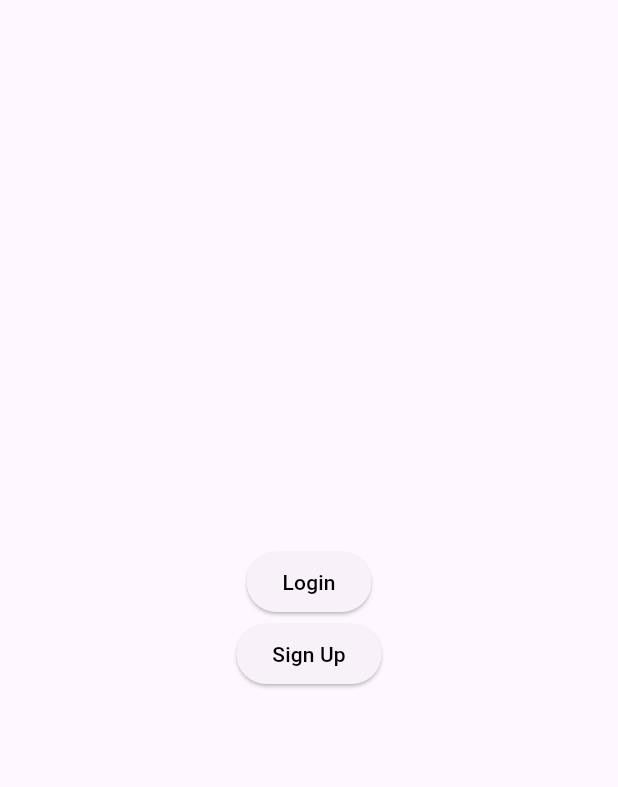
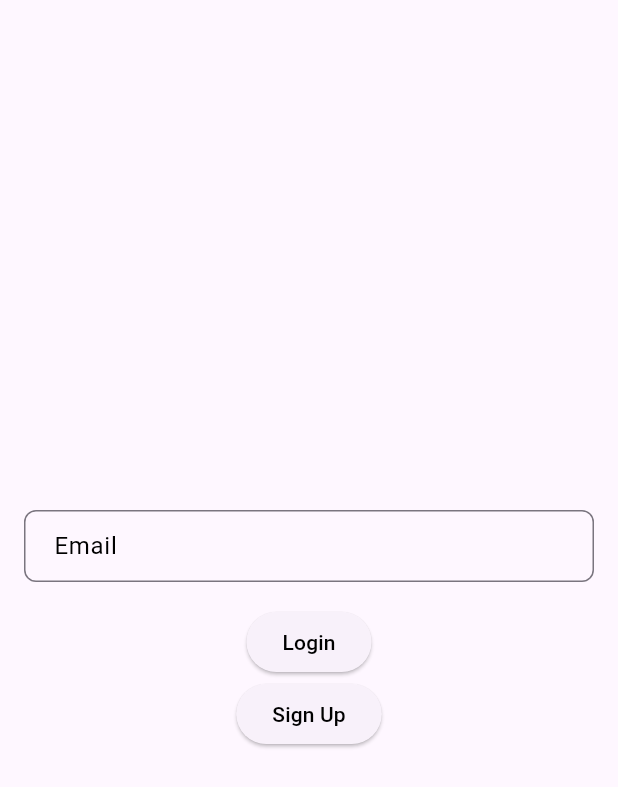
Before and after one commit to WenDEVLIFE/dpr_car_rentals, a Flutter app: the screen it shows after launch, on a phone screen of 412 x 824 dp. Shown: the top 787 px of the screen. Run offline on Flutter 3.47's test engine with Material 3 defaults, Android fonts, the phone set to English and light mode, and no system bars; our stand-ins replace firebase_core, flutter_dotenv, fluttertoast; accounts and stored records are empty.

Commit message:
Added CustomTextField.dart

```diff
--- a/lib/src/views/LoginScreen.dart
+++ b/lib/src/views/LoginScreen.dart
@@ -1,3 +1,4 @@
+import 'package:dpr_car_rentals/src/widget/CustomTextField.dart';
 import 'package:flutter/material.dart';
 
 class LoginScreen extends StatefulWidget {
@@ -10,14 +11,23 @@ class LoginScreen extends StatefulWidget {
 }
 
 class LoginState extends State<LoginScreen> {
+
+
+  void Login() async {
+
+  }
   @override
   Widget build(BuildContext context) {
 
+    final TextEditingController controller = TextEditingController();
     return Scaffold(
       body: Center(
         child: Column(
           mainAxisAlignment: MainAxisAlignment.center,
           children: [
+            Padding(padding: EdgeInsets.all(16.0),
+              child: CustomTextField(hintText: 'Email', controller: controller),
+            ),
             ElevatedButton(
                 onPressed: (){
 
--- /dev/null
+++ b/lib/src/widget/CustomTextField.dart
@@ -0,0 +1,39 @@
+import 'package:flutter/cupertino.dart';
+import 'package:flutter/material.dart';
+
+class CustomTextField extends StatelessWidget {
+  final String hintText;
+  final TextEditingController controller;
+
+
+  const CustomTextField({super.key, required this.hintText, required this.controller});
+
+  @override
+  Widget build(BuildContext context) {
+    return TextField(
+      controller: controller,
+      decoration: InputDecoration(
+        labelText: hintText, // Use labelText for floating effect
+        labelStyle: TextStyle(
+          color: Colors.black,
+          fontSize: 16.0,
+        ),
+        border: OutlineInputBorder(
+          borderRadius: BorderRadius.circular(8.0),
+          borderSide: BorderSide(
+            color: Colors.black,
+            width: 5.0,
+          ),
+        ),
+        focusedBorder: OutlineInputBorder(
+          borderRadius: BorderRadius.circular(8.0),
+          borderSide: BorderSide(
+            color: Colors.blue,
+            width: 5.0,
+          ),
+        ),
+        contentPadding: EdgeInsets.symmetric(horizontal: 16.0, vertical: 12.0),
+      ),
+    );
+  }
+}
```
Also changed, not shown: pubspec.lock.
